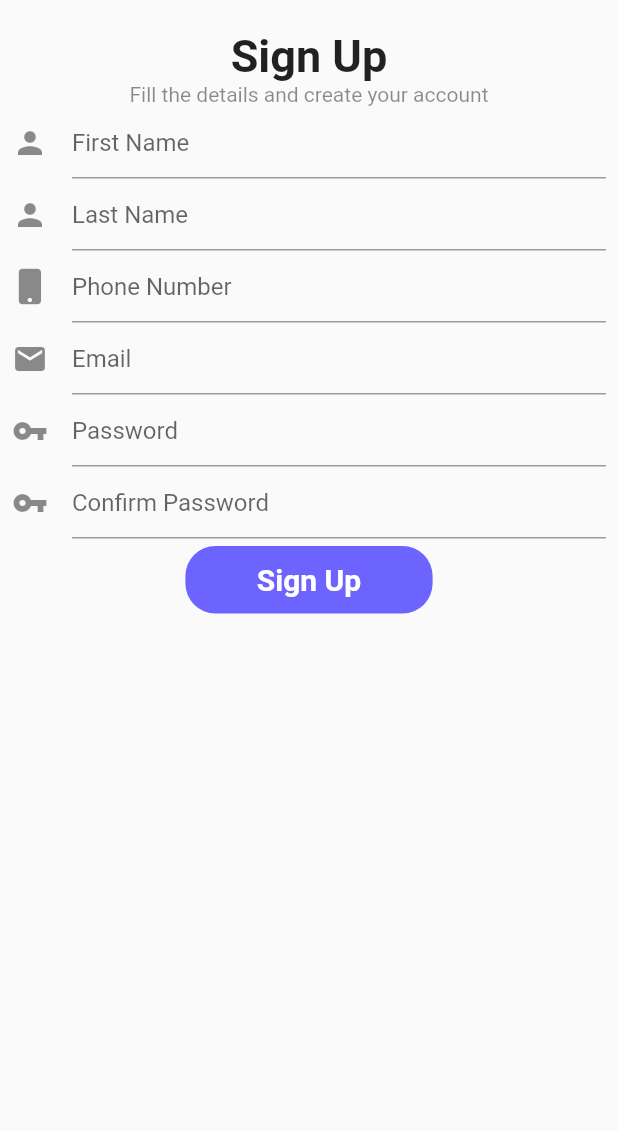
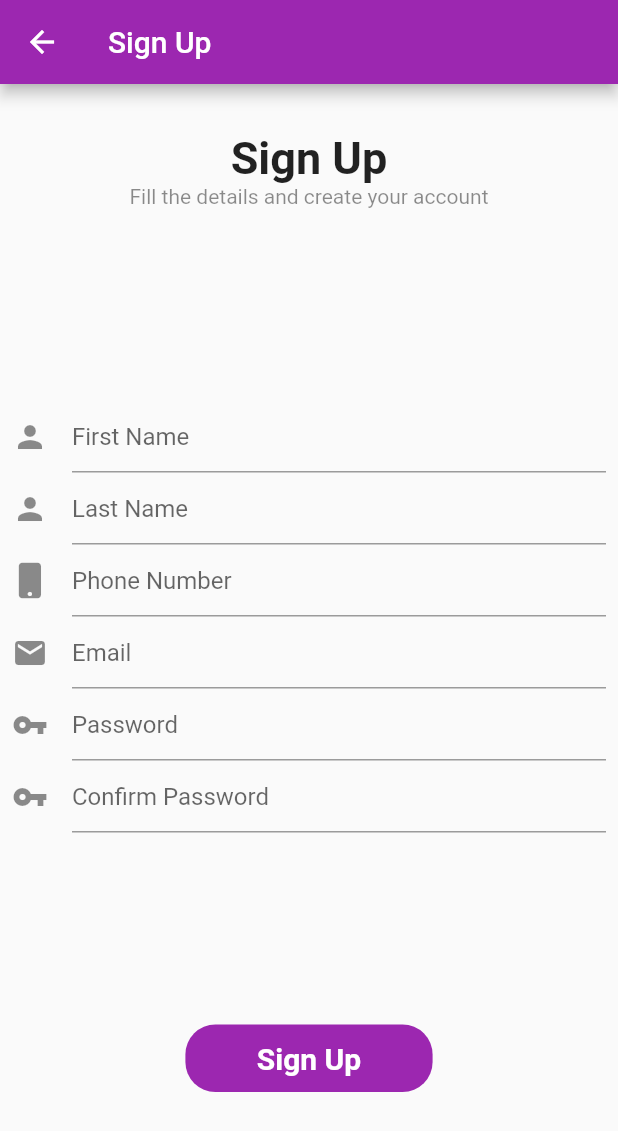
Before and after one commit to MuhammadSaad420/social_app, a Flutter app: the screen it shows after launch, after a tap on "Sign Up", on a phone screen of 412 x 824 dp. Shown: the top 1131 px of the screen. Run offline on Flutter 3.47's test engine with Material 2 defaults, Android fonts, the phone set to English and light mode, and no system bars; our stand-ins replace font_awesome_flutter.

Commit message:
responsive screens

```diff
--- a/lib/constant.dart
+++ b/lib/constant.dart
@@ -3,7 +3,7 @@ import 'package:flutter/material.dart';
 final kAppDescription =
     'App allows to post your photos and stay up to date with the real world news';
 
-final kPurpleColor = Color(0xff6d63ff);
+final kPurpleColor = Color(0xff9C27B0);
 
 final kDarkLightStyle =
     TextStyle(color: Colors.black45, fontWeight: FontWeight.w400, fontSize: 15);
--- a/lib/main.dart
+++ b/lib/main.dart
@@ -12,7 +12,7 @@ class MyApp extends StatelessWidget {
       debugShowCheckedModeBanner: false,
       title: 'Flutter Demo',
       theme: ThemeData(
-        primarySwatch: Colors.red,
+        primarySwatch: Colors.purple,
       ),
       home: WelcomeScreen(),
     );
--- a/lib/routes/signup_screen.dart
+++ b/lib/routes/signup_screen.dart
@@ -18,18 +18,33 @@ class _SignUpScreenState extends State<SignUpScreen> {
   String email;
   String password;
   String confirmPassword;
+  var appBar = AppBar(
+    title: Text("Sign Up"),
+  );
+
+  bool isportrait(context) {
+    return MediaQuery.of(context).orientation == Orientation.portrait;
+  }
 
   @override
   Widget build(BuildContext context) {
+    var _pageSize = MediaQuery.of(context).size.height;
+    var _notifySize = MediaQuery.of(context).padding.top;
+    var _appBarSize = appBar.preferredSize.height;
     return Scaffold(
+      appBar: appBar,
       body: SafeArea(
         child: SingleChildScrollView(
           child: Center(
             child: Padding(
-              padding: const EdgeInsets.fromLTRB(8, 20, 8, 0),
+              padding: const EdgeInsets.fromLTRB(8, 0, 8, 0),
               child: Container(
+                height: isportrait(context)
+                    ? _pageSize - (_appBarSize + _notifySize)
+                    : null,
                 child: Column(
                   crossAxisAlignment: CrossAxisAlignment.center,
+                  mainAxisAlignment: MainAxisAlignment.spaceAround,
                   children: [
                     Container(
                       child: Column(
@@ -45,6 +60,9 @@ class _SignUpScreenState extends State<SignUpScreen> {
                           ),
                         ],
                       ),
+                    ),
+                    SizedBox(
+                      height: isportrait(context) ? 0 : 10,
                     ),
                     Container(
                       child: Form(
@@ -95,8 +113,12 @@ class _SignUpScreenState extends State<SignUpScreen> {
                               obscureText: true,
                               validator: _confirmPassword,
                             ),
+                          ],
+                        ),
+                      ),
+                    ),
                     SizedBox(
-                              height: 5,
+                      height: isportrait(context) ? 0 : 20,
                     ),
                     ReusableButton(
                       function: () {
@@ -113,10 +135,9 @@ class _SignUpScreenState extends State<SignUpScreen> {
                       backgroundColor: kPurpleColor,
                       border: Colors.transparent,
                     ),
-                          ],
+                    SizedBox(
+                      height: isportrait(context) ? 0 : 5,
                     ),
-                      ),
-                    )
                   ],
                 ),
               ),
--- a/lib/routes/welcome_screen.dart
+++ b/lib/routes/welcome_screen.dart
@@ -1,18 +1,33 @@
 import 'package:flutter/material.dart';
 import 'package:social_app/routes/routes.dart';
 import 'package:social_app/widgets/social_list.dart';
-
 import 'package:social_app/widgets/widgets.dart';
 import 'package:social_app/constant.dart';
 
 class WelcomeScreen extends StatelessWidget {
+  var appBar = AppBar(
+    title: Text("App"),
+  );
+
+  bool isportrait(context) {
+    return MediaQuery.of(context).orientation == Orientation.portrait;
+  }
+
   @override
   Widget build(BuildContext context) {
+    var _pageSize = MediaQuery.of(context).size.height;
+    var _notifySize = MediaQuery.of(context).padding.top;
+    var _appBarSize = appBar.preferredSize.height;
     return Scaffold(
+      appBar: appBar,
       body: SafeArea(
         child: Padding(
           padding: const EdgeInsets.fromLTRB(10, 0, 10, 0),
+          child: SingleChildScrollView(
             child: Container(
+              height: isportrait(context)
+                  ? _pageSize - (_appBarSize + _notifySize)
+                  : null,
               child: Column(
                 mainAxisAlignment: MainAxisAlignment.spaceEvenly,
                 children: [
@@ -21,8 +36,14 @@ class WelcomeScreen extends StatelessWidget {
                     'Welcome',
                     style: TextStyle(fontWeight: FontWeight.bold, fontSize: 20),
                   ),
+                  SizedBox(
+                    height: isportrait(context) ? 0 : 5,
+                  ),
                   Text(kAppDescription,
                       textAlign: TextAlign.center, style: kDarkLightStyle),
+                  SizedBox(
+                    height: isportrait(context) ? 0 : 10,
+                  ),
                   Row(
                     mainAxisAlignment: MainAxisAlignment.spaceAround,
                     children: [
@@ -56,12 +77,21 @@ class WelcomeScreen extends StatelessWidget {
                       )
                     ],
                   ),
+                  SizedBox(
+                    height: isportrait(context) ? 0 : 10,
+                  ),
                   Text(
                     'or via Social Media',
                     textAlign: TextAlign.center,
                     style: kDarkStyle,
                   ),
+                  SizedBox(
+                    height: isportrait(context) ? 0 : 10,
+                  ),
                   SocialListWidget(),
+                  SizedBox(
+                    height: isportrait(context) ? 0 : 5,
+                  ),
                   Row(
                     mainAxisAlignment: MainAxisAlignment.center,
                     children: [
@@ -82,6 +112,7 @@ class WelcomeScreen extends StatelessWidget {
             ),
           ),
         ),
+      ),
     );
   }
 }
```
Also changed, not shown: lib/routes/login_screen.dart (+18 -8 lines), images/forgot.png (added), images/login.png, images/welcome.png. Lines whose indentation alone changed are shown as unchanged.
